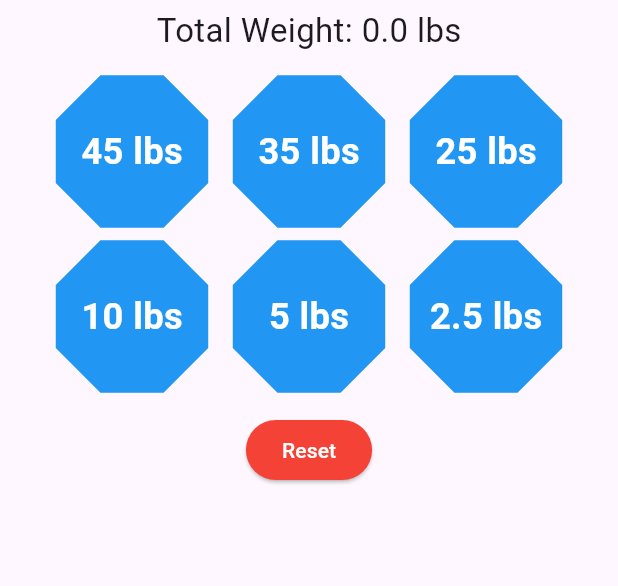
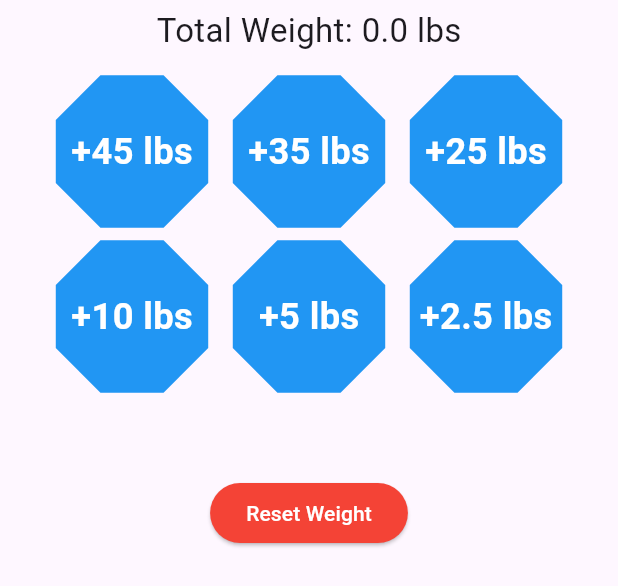
Before and after one commit to Ameer-Mushani/Delta-Gains, a Flutter app: the WeightSelector widget shown alone on an empty page, opened directly with empty values, on a phone screen of 412 x 824 dp. Shown: the top 586 px of the screen. Run offline on Flutter 3.47's test engine with Material 3 defaults, Android fonts, the phone set to English and light mode, and no system bars; our stand-ins replace expansion_tile_card, table_calendar.

Commit message:
Add padding and unfocus keyboard

```diff
--- a/lib/weight_selector.dart
+++ b/lib/weight_selector.dart
@@ -33,24 +33,28 @@ class _WeightSelectorState extends State<WeightSelector> {
           spacing: 8.0, // Space between buttons
           alignment: WrapAlignment.center, // Center the buttons horizontally
           children: <Widget>[
-            HexagonButton(size: 110.0, weight: 45.0, onPressed: () => addWeight(45.0), label: '45 lbs'),
-            HexagonButton(size: 110.0, weight: 35.0, onPressed: () => addWeight(35.0), label: '35 lbs'),
-            HexagonButton(size: 110.0, weight: 25.0, onPressed: () => addWeight(25.0), label: '25 lbs'),
-            HexagonButton(size: 110.0, weight: 10.0, onPressed: () => addWeight(10.0), label: '10 lbs'),
-            HexagonButton(size: 110.0, weight: 5.0, onPressed: () => addWeight(5.0), label: '5 lbs'),
-            HexagonButton(size: 110.0, weight: 2.5, onPressed: () => addWeight(2.5), label: '2.5 lbs'),
+            HexagonButton(size: 110.0, weight: 45.0, onPressed: () => addWeight(45.0), label: '+45 lbs'),
+            HexagonButton(size: 110.0, weight: 35.0, onPressed: () => addWeight(35.0), label: '+35 lbs'),
+            HexagonButton(size: 110.0, weight: 25.0, onPressed: () => addWeight(25.0), label: '+25 lbs'),
+            HexagonButton(size: 110.0, weight: 10.0, onPressed: () => addWeight(10.0), label: '+10 lbs'),
+            HexagonButton(size: 110.0, weight: 5.0, onPressed: () => addWeight(5.0), label: '+5 lbs'),
+            HexagonButton(size: 110.0, weight: 2.5, onPressed: () => addWeight(2.5), label: '+2.5 lbs'),
           ],
         ),
         SizedBox(height: 10), // Add some spacing before the reset button
         Center( // Center the reset button horizontally
-          child: ElevatedButton(
+            child: Padding(
+              padding: EdgeInsets.only(top: 42),
+              child:  ElevatedButton(
                 onPressed: resetWeight,
-            child: Text('Reset'),
+                child: Text('Reset Weight'),
                 style: ElevatedButton.styleFrom(
                   primary: Colors.red, // Button color
                   onPrimary: Colors.white, // Text color
                 ),
               ),
+            )
+
         ),
       ],
     );
```
Also changed, not shown: lib/edit_workout.dart (+18 -4 lines). Lines whose indentation alone changed are shown as unchanged.
